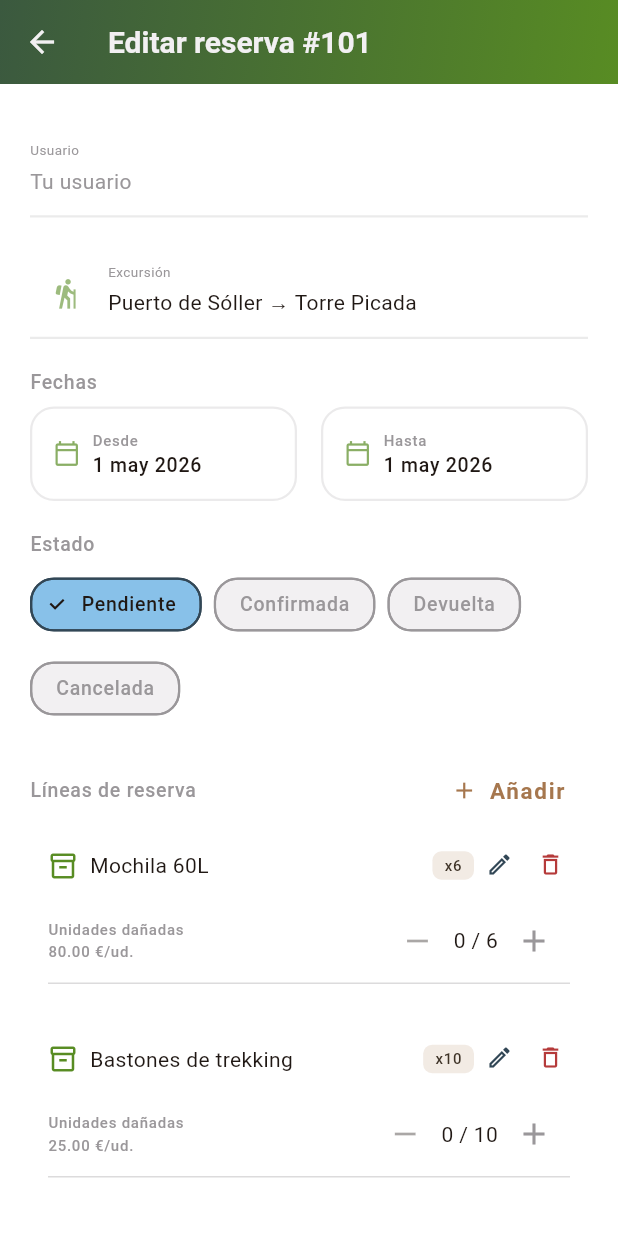
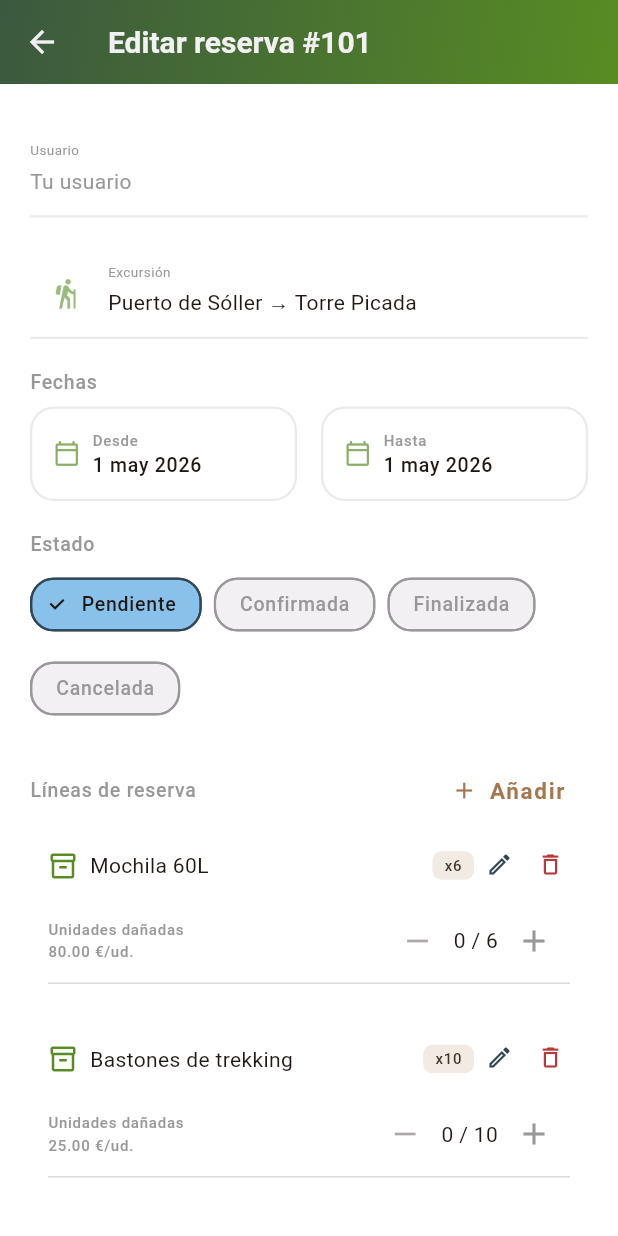
Before and after one commit to adminoutventura-dot/Outventura-Frontend, a Flutter app: the ReservationFormPage screen opened directly with sample values from the repository, on a phone screen of 412 x 824 dp. Run offline on Flutter 3.47's test engine with Material 3 defaults, Android fonts, the phone set to English and light mode, and no system bars; our stand-ins replace flutter_riverpod, shared_preferences; accounts and stored records are empty; network calls fail.

Commit message:
Estado enCurso añadido - Cambio de Devuelta a Finalizada

```diff
--- a/lib/features/outventura/data/fakes/reservations_fake.dart
+++ b/lib/features/outventura/data/fakes/reservations_fake.dart
@@ -40,7 +40,7 @@ final List<Reserva> reservasFake = [
     idExcursion: 2,
     fechaInicio: DateTime(2026, 4, 1, 10, 0),
     fechaFin: DateTime(2026, 4, 1, 14, 0),
-    estado: EstadoReserva.devuelta,
+    estado: EstadoReserva.finalizada,
     cargoDanios: 50.0,
     itemsDaniados: {4: 1},
   ),
--- a/lib/features/outventura/domain/entities/excursion.dart
+++ b/lib/features/outventura/domain/entities/excursion.dart
@@ -5,6 +5,7 @@ enum EstadoExcursion {
   disponible,
   pendiente,
   confirmada,
+  enCurso,
   finalizada,
   cancelada;
 
@@ -16,6 +17,8 @@ enum EstadoExcursion {
         return 'Pendiente';
       case EstadoExcursion.confirmada:
         return 'Confirmada';
+      case EstadoExcursion.enCurso:
+        return 'En curso';
       case EstadoExcursion.finalizada:
         return 'Finalizada';
       case EstadoExcursion.cancelada:
--- a/lib/features/outventura/domain/entities/reservation.dart
+++ b/lib/features/outventura/domain/entities/reservation.dart
@@ -2,7 +2,7 @@
 enum EstadoReserva {
   pendiente,
   confirmada,
-  devuelta,
+  finalizada,
   cancelada;
 
   String get label {
@@ -11,8 +11,8 @@ enum EstadoReserva {
         return 'Pendiente';
       case EstadoReserva.confirmada:
         return 'Confirmada';
-      case EstadoReserva.devuelta:
-        return 'Devuelta';
+      case EstadoReserva.finalizada:
+        return 'Finalizada';
       case EstadoReserva.cancelada:
         return 'Cancelada';
     }
--- a/lib/features/outventura/presentation/providers/reservations_provider.dart
+++ b/lib/features/outventura/presentation/providers/reservations_provider.dart
@@ -140,7 +140,7 @@ class ReservationsNotifier extends AsyncNotifier<List<Reserva>> {
   Future<void> registrarDevolucion(Reserva reserva) async {
     await Future.delayed(ApiDelay.accion);
     // Crea una copia de la reserva con estado devuelta
-    final Reserva devuelta = reserva.copyWith(estado: EstadoReserva.devuelta);
+    final Reserva devuelta = reserva.copyWith(estado: EstadoReserva.finalizada);
     // Delega la actualización al método actualizar
     await actualizar(reserva, devuelta);
   }
--- a/lib/features/outventura/presentation/widgets/reservation_card.dart
+++ b/lib/features/outventura/presentation/widgets/reservation_card.dart
@@ -42,7 +42,7 @@ class ReservaCard extends StatelessWidget {
     final (Color badgeBg, Color badgeFg, Color accentColor) = switch (reserva.estado) {
       EstadoReserva.pendiente => (cs.tertiary, cs.onPrimary, cs.onTertiary),
       EstadoReserva.confirmada => (cs.primary, cs.onPrimary, cs.primary),
-      EstadoReserva.devuelta => (cs.secondary.withValues(alpha: 0.35), cs.onPrimaryContainer, cs.secondary.withValues(alpha: 0.35)),
+      EstadoReserva.finalizada => (cs.secondary.withValues(alpha: 0.35), cs.onPrimaryContainer, cs.secondary.withValues(alpha: 0.35)),
       EstadoReserva.cancelada => (cs.error, cs.onError, cs.error),
     };
 
```
